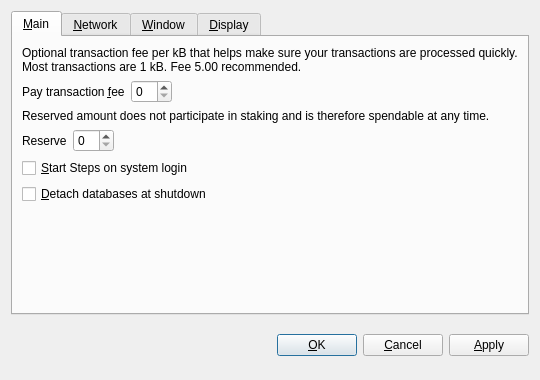
Before: the Qt Designer form src/qt/forms/optionsdialog.ui in CandyCoinDev/Candycoin, drawn with Qt 5.
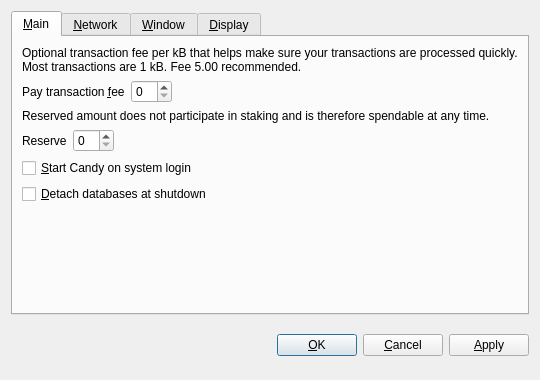
After: the same form once the commit is applied. Custom widgets are drawn as their Qt base class.

```diff
--- a/src/qt/forms/optionsdialog.ui
+++ b/src/qt/forms/optionsdialog.ui
@@ -128,7 +128,7 @@
           <string>Automatically start Steps after logging in to the system.</string>
          </property>
          <property name="text">
-          <string>&amp;Start Steps on system login</string>
+          <string>&amp;Start Candy on system login</string>
          </property>
         </widget>
        </item>
```
Left out of the diff: 10 changed lines with no effect on the pictures.
